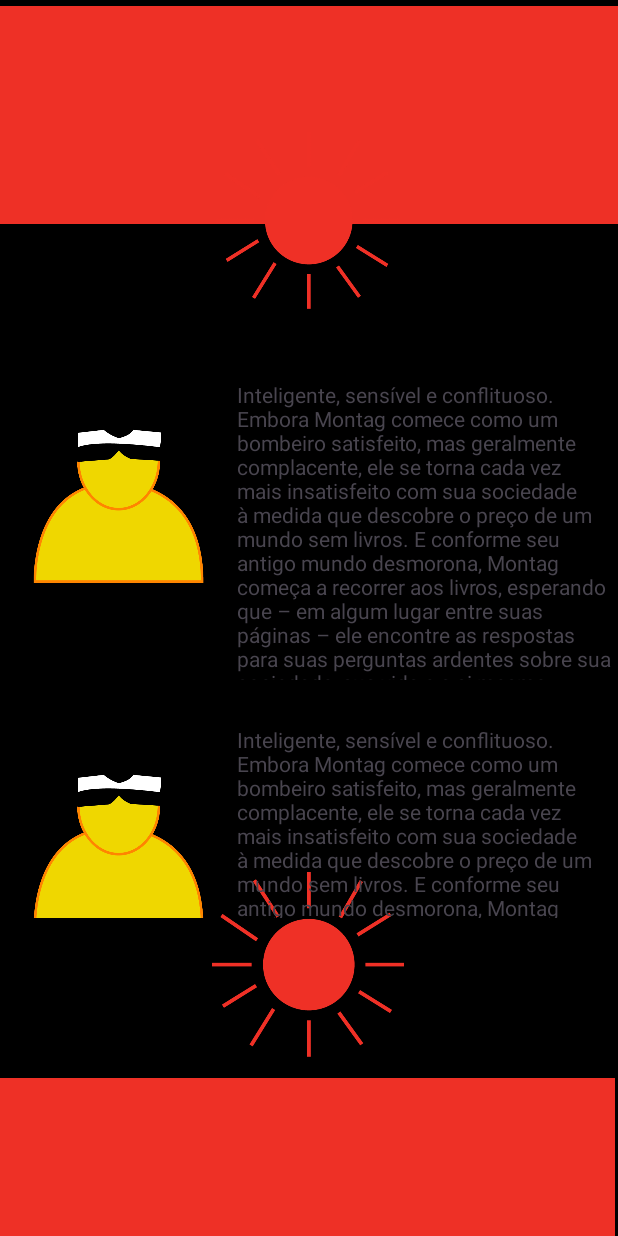
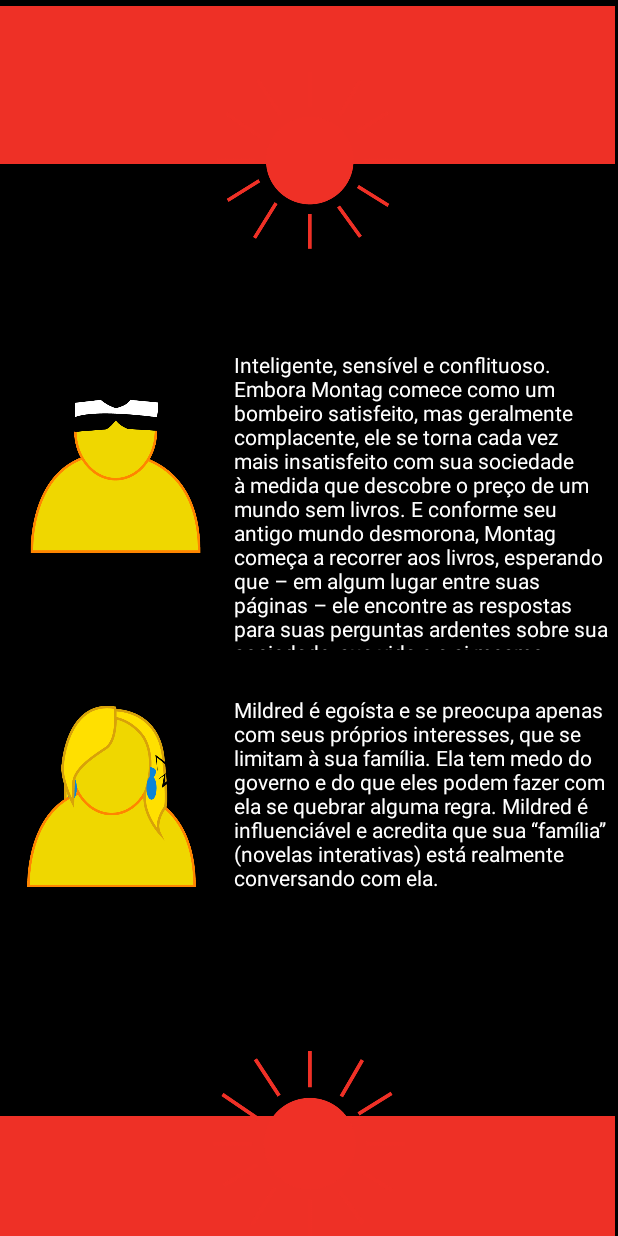
Before and after one commit to Arthurmp07/Applivros, an Android app: the Page1Activity screen opened directly, with no data from a screen before it, on a phone screen of 412 x 824 dp. Run offline under Robolectric (Android 15) with nearby library versions, the light colour scheme and no system bars.

Commit message:
Página de personagens

```diff
--- a/app/src/main/res/layout/activity_page1.xml
+++ b/app/src/main/res/layout/activity_page1.xml
@@ -10,8 +10,8 @@
 
     <View
         android:id="@+id/view3"
-        android:layout_width="412dp"
-        android:layout_height="145dp"
+        android:layout_width="410dp"
+        android:layout_height="105dp"
         android:layout_marginTop="4dp"
         android:background="#EE3026"
         app:layout_constraintEnd_toEndOf="parent"
@@ -22,7 +22,7 @@
     <View
         android:id="@+id/view4"
         android:layout_width="410dp"
-        android:layout_height="105dp"
+        android:layout_height="80dp"
         android:background="#EE3026"
         app:layout_constraintBottom_toBottomOf="parent"
         app:layout_constraintEnd_toEndOf="parent"
@@ -30,37 +30,31 @@
         app:layout_constraintStart_toStartOf="parent" />
 
     <ImageView
-        android:id="@+id/imageView3"
-        android:layout_width="128dp"
-        android:layout_height="118dp"
-        app:layout_constraintBottom_toTopOf="@+id/view4"
-        app:layout_constraintEnd_toEndOf="parent"
-        app:layout_constraintHorizontal_bias="0.498"
-        app:layout_constraintStart_toStartOf="parent"
-        app:layout_constraintTop_toTopOf="parent"
-        app:layout_constraintVertical_bias="0.147"
-        app:srcCompat="@drawable/sol_vermelho" />
-
-    <ImageView
         android:id="@+id/imageView4"
         android:layout_width="128dp"
         android:layout_height="123dp"
-        android:layout_marginTop="432dp"
-        app:layout_constraintBottom_toBottomOf="@+id/view4"
+        app:layout_constraintBottom_toBottomOf="parent"
         app:layout_constraintEnd_toEndOf="parent"
-        app:layout_constraintHorizontal_bias="0.498"
         app:layout_constraintStart_toStartOf="parent"
-        app:layout_constraintTop_toBottomOf="@+id/view3"
-        app:layout_constraintVertical_bias="0.0"
         app:srcCompat="@drawable/sol_vermelho" />
 
+
     <ScrollView
+        android:id="@+id/scrollView2"
         android:layout_width="418dp"
         android:layout_height="360dp"
         app:layout_constraintBottom_toBottomOf="parent"
-        app:layout_constraintTop_toTopOf="@+id/view3"
-        app:layout_constraintVertical_bias="0.539"
-        tools:layout_editor_absoluteX="-4dp">
+        app:layout_constraintEnd_toEndOf="parent"
+        app:layout_constraintStart_toStartOf="parent"
+        app:layout_constraintTop_toTopOf="parent">
+
+        <androidx.constraintlayout.widget.ConstraintLayout
+            android:layout_width="407dp"
+            android:layout_height="498dp"
+            app:layout_constraintBottom_toBottomOf="parent"
+            app:layout_constraintStart_toStartOf="parent"
+            app:layout_constraintTop_toTopOf="parent"
+            app:layout_constraintVertical_bias="0.472">
 
 
             <LinearLayout
@@ -81,6 +75,7 @@
                     <TableRow
                         android:layout_width="136dp"
                         android:layout_height="199dp">
+
                         <Space
                             android:layout_width="20dp"
                             android:layout_height="wrap_content" />
@@ -101,12 +96,69 @@
                             android:layout_width="250dp"
                             android:layout_height="230dp"
                             android:paddingBottom="30dp"
-                        android:text="@string/pers_1" />
+                            android:text="@string/pers_1"
+                            android:textColor="#FFFFFF" />
                     </TableRow>
 
                     <TableRow
                         android:layout_width="136dp"
                         android:layout_height="199dp">
+
+                        <Space
+                            android:layout_width="20dp"
+                            android:layout_height="wrap_content" />
+
+                        <ImageView
+                            android:id="@+id/imageView"
+                            android:layout_width="118dp"
+                            android:layout_height="195dp"
+                            android:paddingBottom="60dp"
+                            app:srcCompat="@drawable/mildred_icone" />
+
+                        <Space
+                            android:layout_width="20dp"
+                            android:layout_height="wrap_content" />
+
+                        <TextView
+                            android:id="@+id/textView19"
+                            android:layout_width="250dp"
+                            android:layout_height="230dp"
+                            android:paddingBottom="30dp"
+                            android:text="@string/pers_2"
+                            android:textColor="#FFFFFF" />
+                    </TableRow>
+
+                    <TableRow
+                        android:layout_width="136dp"
+                        android:layout_height="199dp">
+
+                        <Space
+                            android:layout_width="20dp"
+                            android:layout_height="wrap_content" />
+
+                        <ImageView
+                            android:id="@+id/imageView"
+                            android:layout_width="118dp"
+                            android:layout_height="195dp"
+                            android:paddingBottom="60dp"
+                            app:srcCompat="@drawable/clarisse_cone" />
+
+                        <Space
+                            android:layout_width="20dp"
+                            android:layout_height="wrap_content" />
+
+                        <TextView
+                            android:id="@+id/textView19"
+                            android:layout_width="250dp"
+                            android:layout_height="230dp"
+                            android:paddingBottom="30dp"
+                            android:text="@string/pers_3" />
+                    </TableRow>
+
+                    <TableRow
+                        android:layout_width="136dp"
+                        android:layout_height="199dp">
+
                         <Space
                             android:layout_width="20dp"
                             android:layout_height="wrap_content" />
@@ -127,12 +179,14 @@
                             android:layout_width="250dp"
                             android:layout_height="230dp"
                             android:paddingBottom="30dp"
-                        android:text="Inteligente, sensível e conflituoso. Embora Montag comece como um bombeiro satisfeito, mas geralmente complacente, ele se torna cada vez mais insatisfeito com sua sociedade à medida que descobre o preço de um mundo sem livros. E conforme seu antigo mundo desmorona, Montag começa a recorrer aos livros, esperando que – em algum lugar entre suas páginas – ele encontre as respostas para suas perguntas ardentes sobre sua sociedade, sua vida e a si mesmo. " />
+                            android:text="@string/pers_4" />
                     </TableRow>
+
 
                     <TableRow
                         android:layout_width="136dp"
                         android:layout_height="199dp">
+
                         <Space
                             android:layout_width="20dp"
                             android:layout_height="wrap_content" />
@@ -153,38 +207,23 @@
                             android:layout_width="250dp"
                             android:layout_height="230dp"
                             android:paddingBottom="30dp"
-                        android:text="Inteligente, sensível e conflituoso. Embora Montag comece como um bombeiro satisfeito, mas geralmente complacente, ele se torna cada vez mais insatisfeito com sua sociedade à medida que descobre o preço de um mundo sem livros. E conforme seu antigo mundo desmorona, Montag começa a recorrer aos livros, esperando que – em algum lugar entre suas páginas – ele encontre as respostas para suas perguntas ardentes sobre sua sociedade, sua vida e a si mesmo. " />
+                            android:text="@string/pers_5"
+                            android:textColor="#FFFFFF" />
+
                     </TableRow>
-
-                <TableRow
-                    android:layout_width="136dp"
-                    android:layout_height="199dp">
-                    <Space
-                        android:layout_width="20dp"
-                        android:layout_height="wrap_content" />
+                </TableLayout>
+            </LinearLayout>
+        </androidx.constraintlayout.widget.ConstraintLayout>
+    </ScrollView>
 
     <ImageView
-                        android:id="@+id/imageView"
-                        android:layout_width="118dp"
-                        android:layout_height="195dp"
-                        android:paddingBottom="60dp"
-                        app:srcCompat="@drawable/guy_icone" />
-
-                    <Space
-                        android:layout_width="20dp"
-                        android:layout_height="wrap_content" />
-
-                    <TextView
-                        android:id="@+id/textView19"
-                        android:layout_width="250dp"
-                        android:layout_height="230dp"
-                        android:paddingBottom="30dp"
-                        android:text="Inteligente, sensível e conflituoso. Embora Montag comece como um bombeiro satisfeito, mas geralmente complacente, ele se torna cada vez mais insatisfeito com sua sociedade à medida que descobre o preço de um mundo sem livros. E conforme seu antigo mundo desmorona, Montag começa a recorrer aos livros, esperando que – em algum lugar entre suas páginas – ele encontre as respostas para suas perguntas ardentes sobre sua sociedade, sua vida e a si mesmo. " />
-                </TableRow>
-
-
-            </TableLayout>
-        </LinearLayout>
-    </ScrollView>
+        android:id="@+id/imageView3"
+        android:layout_width="128dp"
+        android:layout_height="118dp"
+        android:layout_marginTop="48dp"
+        app:layout_constraintEnd_toEndOf="parent"
+        app:layout_constraintStart_toStartOf="parent"
+        app:layout_constraintTop_toTopOf="parent"
+        app:srcCompat="@drawable/sol_vermelho" />
 
 </androidx.constraintlayout.widget.ConstraintLayout>
--- a/app/src/main/res/values/strings.xml
+++ b/app/src/main/res/values/strings.xml
@@ -1,8 +1,8 @@
 <resources>
     <string name="app_name">LivroApp</string>
     <string name="pers_1">Inteligente, sensível e conflituoso. Embora Montag comece como um bombeiro satisfeito, mas geralmente complacente, ele se torna cada vez mais insatisfeito com sua sociedade à medida que descobre o preço de um mundo sem livros. E conforme seu antigo mundo desmorona, Montag começa a recorrer aos livros, esperando que – em algum lugar entre suas páginas – ele encontre as respostas para suas perguntas ardentes sobre sua sociedade, sua vida e a si mesmo. </string>
-    <string name="pers_2">Inteligente, sensível e conflituoso. Embora Montag comece como um bombeiro satisfeito, mas geralmente complacente, ele se torna cada vez mais insatisfeito com sua sociedade à medida que descobre o preço de um mundo sem livros. E conforme seu antigo mundo desmorona, Montag começa a recorrer aos livros, esperando que – em algum lugar entre suas páginas – ele encontre as respostas para suas perguntas ardentes sobre sua sociedade, sua vida e a si mesmo. </string>
-    <string name="pers_3">Inteligente, sensível e conflituoso. Embora Montag comece como um bombeiro satisfeito, mas geralmente complacente, ele se torna cada vez mais insatisfeito com sua sociedade à medida que descobre o preço de um mundo sem livros. E conforme seu antigo mundo desmorona, Montag começa a recorrer aos livros, esperando que – em algum lugar entre suas páginas – ele encontre as respostas para suas perguntas ardentes sobre sua sociedade, sua vida e a si mesmo. </string>
-    <string name="pers_4">Inteligente, sensível e conflituoso. Embora Montag comece como um bombeiro satisfeito, mas geralmente complacente, ele se torna cada vez mais insatisfeito com sua sociedade à medida que descobre o preço de um mundo sem livros. E conforme seu antigo mundo desmorona, Montag começa a recorrer aos livros, esperando que – em algum lugar entre suas páginas – ele encontre as respostas para suas perguntas ardentes sobre sua sociedade, sua vida e a si mesmo. </string>
-    <string name="pers_5                                                                ">Inteligente, sensível e conflituoso. Embora Montag comece como um bombeiro satisfeito, mas geralmente complacente, ele se torna cada vez mais insatisfeito com sua sociedade à medida que descobre o preço de um mundo sem livros. E conforme seu antigo mundo desmorona, Montag começa a recorrer aos livros, esperando que – em algum lugar entre suas páginas – ele encontre as respostas para suas perguntas ardentes sobre sua sociedade, sua vida e a si mesmo. </string>
+    <string name="pers_2">Mildred é egoísta e se preocupa apenas com seus próprios interesses, que se limitam à sua família. Ela tem medo do governo e do que eles podem fazer com ela se quebrar alguma regra. Mildred é influenciável e acredita que sua “família” (novelas interativas) está realmente conversando com ela. </string>
+    <string name="pers_3">Clarisse é uma personagem inquisitiva, instigante, inteligente e otimista. Sua impressão duradoura em Montag afetou imensamente o desenvolvimento do personagem e o romance como um todo. Ela foi o fósforo que acendeu a vela da autoconsciência na mente de Guy Montag e uma das razões para sua sobrevivência. </string>
+    <string name="pers_4">O Capitão Beatty parece ser um líder forte, cuidadoso e conhecedor em Fahrenheit 451. Ele mantém um controle rígido sob seus rapazes na brigada de incêndio e sob a comunidade, que acredita estar protegendo e mantendo feliz por meio da censura. </string>
+    <string name="pers_5">O Professor Faber é um personagem complexo em Fahrenheit 451. Ele é ao mesmo tempo covarde e herói. Às vezes, parece uma voz lógica da razão, e em outras, um manipulador.</string>
 </resources>
--- a/gradle/libs.versions.toml
+++ b/gradle/libs.versions.toml
@@ -1,5 +1,5 @@
 [versions]
-agp = "8.5.1"
+agp = "8.6.0"
 junit = "4.13.2"
 junitVersion = "1.2.1"
 espressoCore = "3.6.1"
```
Also changed, not shown: app/src/main/res/drawable/cap_icone.png (added), app/src/main/res/drawable/clarisse_cone.png (added), app/src/main/res/drawable/prof_icone.png (added). Lines whose indentation alone changed are shown as unchanged.
